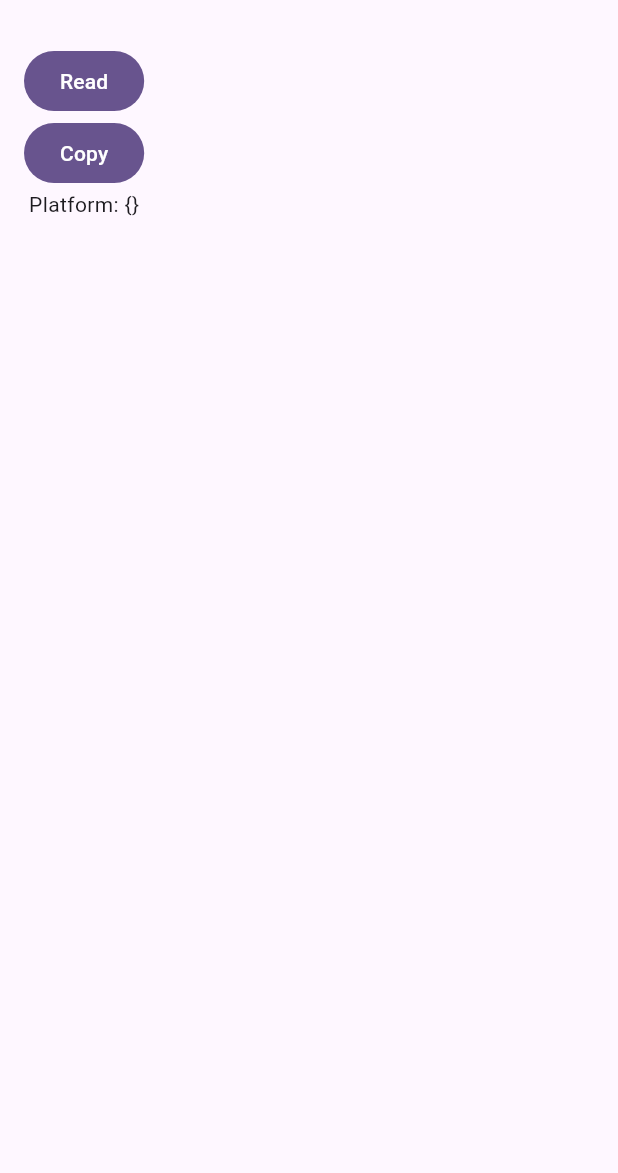
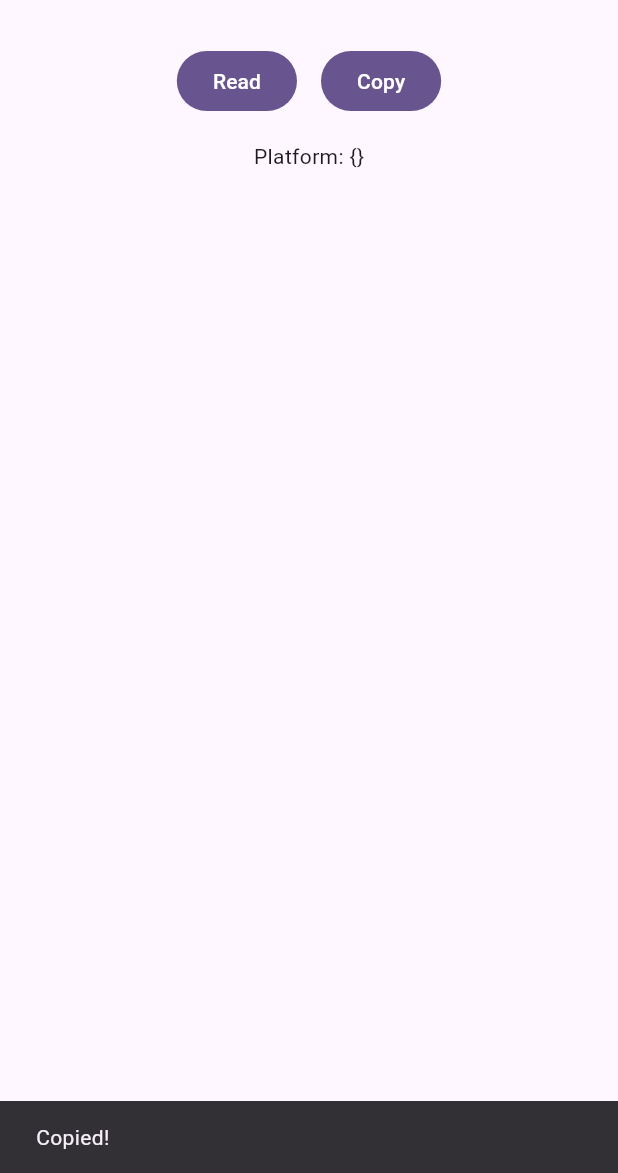
Before and after one commit to kalemba128/flutter_web_rtc_device_reader, a Flutter app: the screen it shows after launch, after a tap on "Read", after a tap on "Copy", on a phone screen of 412 x 824 dp, the part 63-1236 px from its top. Run offline on Flutter 3.47's test engine with Material 3 defaults, Android fonts, the phone set to English and light mode, and no system bars; our stand-ins replace device_info_plus; missing offline and left inert: flutter_webrtc.

```diff
--- a/lib/main.dart
+++ b/lib/main.dart
@@ -43,11 +43,17 @@ class _PageState extends State<Page> {
         child: SingleChildScrollView(
           padding: EdgeInsets.all(16.0),
           child: Column(
-            mainAxisAlignment: MainAxisAlignment.center,
-            crossAxisAlignment: CrossAxisAlignment.center,
+            spacing: 16.0,
             children: [
-              _ReadButton(onRead: (output) => setState(() => _output = output)),
-              _CopyButton(data: _output),
+              Row(
+                spacing: 16.0,
+                mainAxisSize: MainAxisSize.max,
+                mainAxisAlignment: MainAxisAlignment.center,
+                children: [
+                  _ReadButton(onRead: (output) => setState(() => _output = output)),
+                  _CopyButton(data: _output),
+                ],
+              ),
               if (_output != null) Text(_output!),
             ],
           ),
@@ -96,14 +102,17 @@ class _CopyButton extends StatelessWidget {
   @override
   Widget build(BuildContext context) {
     return FilledButton(
-      onPressed: data != null ? _copy : null,
+      onPressed: data != null ? () async => _copy(context) : null,
       child: Text("Copy"),
     );
   }
 
-  Future<void> _copy() async {
+  Future<void> _copy(BuildContext context) async {
     if (data == null) return;
     await Clipboard.setData(ClipboardData(text: data!));
+    if (context.mounted) {
+      ScaffoldMessenger.of(context).showSnackBar(SnackBar(content: Text('Copied!')));
+    }
   }
 }
 
```
